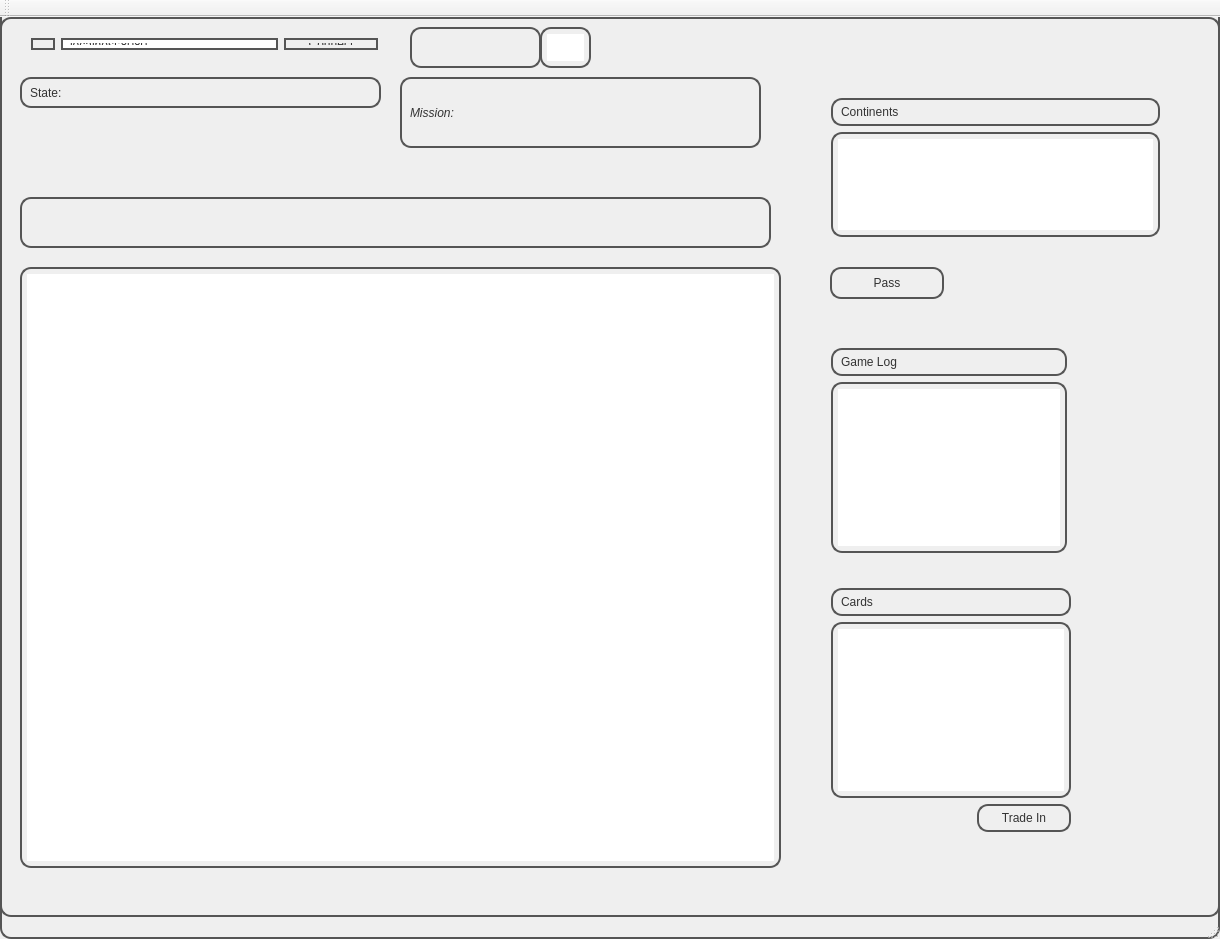
This is src/python/desktopGUI/DesktupClientGUI/mainwindow.ui in mkhasseb/ceng498pyrisk as Qt 5 draws it before an edit. The edited form follows.
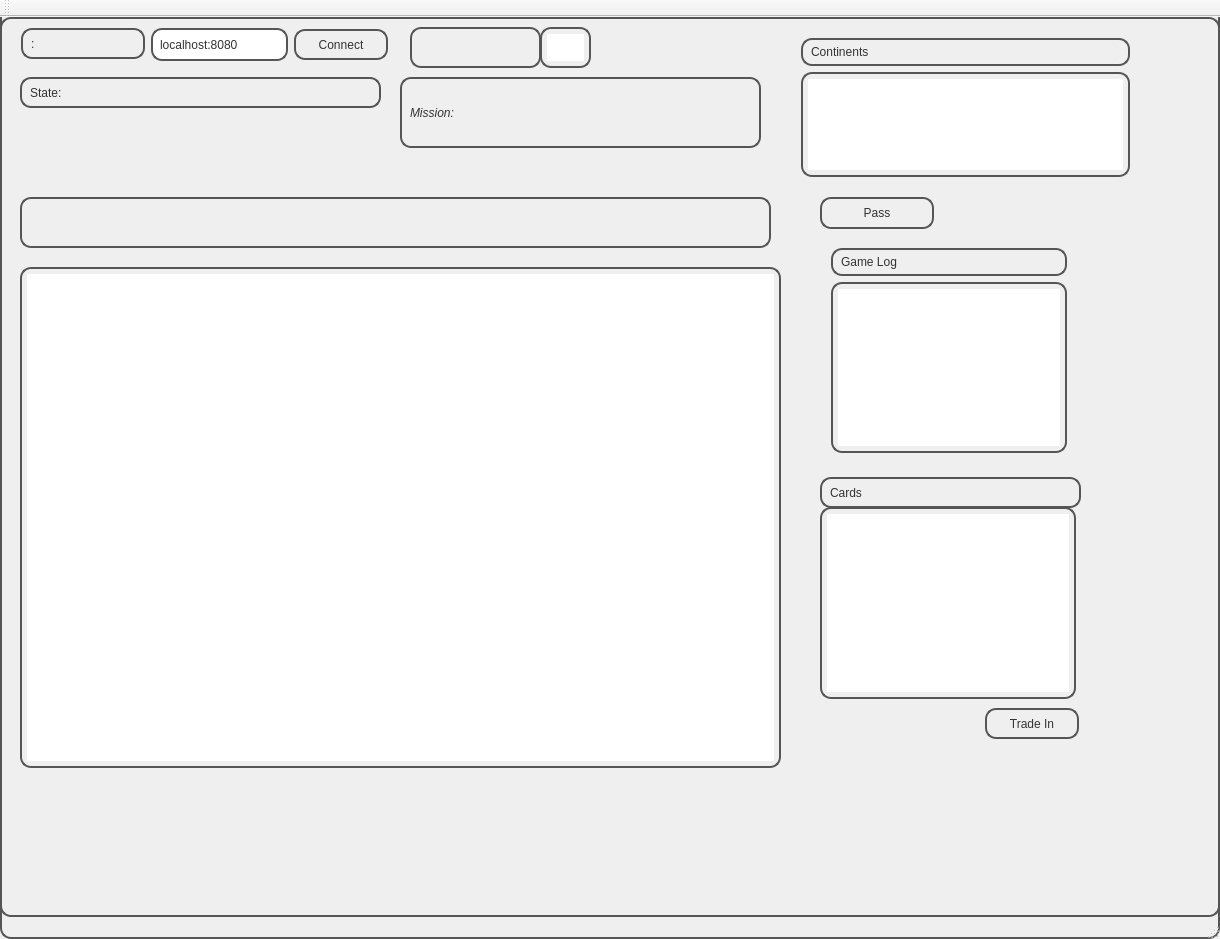
This is the edited form.

Patch:
```diff
--- a/src/python/desktopGUI/DesktupClientGUI/mainwindow.ui
+++ b/src/python/desktopGUI/DesktupClientGUI/mainwindow.ui
@@ -84,7 +84,7 @@
       <x>20</x>
       <y>250</y>
       <width>761</width>
-      <height>601</height>
+      <height>501</height>
      </rect>
     </property>
     <property name="styleSheet">
@@ -93,12 +93,12 @@
    </widget>
    <widget class="QPushButton" name="passButton">
     <property name="enabled">
-     <bool>true</bool>
+     <bool>false</bool>
     </property>
     <property name="geometry">
      <rect>
-      <x>830</x>
-      <y>250</y>
+      <x>820</x>
+      <y>180</y>
       <width>114</width>
       <height>32</height>
      </rect>
@@ -141,45 +141,6 @@
      <string>State:</string>
     </property>
    </widget>
-   <widget class="QWidget" name="layoutWidget">
-    <property name="geometry">
-     <rect>
-      <x>20</x>
-      <y>10</y>
-      <width>369</width>
-      <height>34</height>
-     </rect>
-    </property>
-    <layout class="QHBoxLayout" name="horizontalLayout">
-     <item>
-      <widget class="QLabel" name="label">
-       <property name="text">
-        <string>&lt;host&gt;:&lt;port&gt;</string>
-       </property>
-      </widget>
-     </item>
-     <item>
-      <widget class="QLineEdit" name="connectInput">
-       <property name="text">
-        <string>localhost:8080</string>
-       </property>
-      </widget>
-     </item>
-     <item>
-      <widget class="QPushButton" name="connectButton">
-       <property name="enabled">
-        <bool>true</bool>
-       </property>
-       <property name="styleSheet">
-        <string notr="true"/>
-       </property>
-       <property name="text">
-        <string>Connect</string>
-       </property>
-      </widget>
-     </item>
-    </layout>
-   </widget>
    <widget class="QLabel" name="playerLabel">
     <property name="geometry">
      <rect>
@@ -241,72 +202,11 @@
      <bool>true</bool>
     </property>
    </widget>
-   <widget class="QWidget" name="">
+   <widget class="QWidget" name="layoutWidget">
     <property name="geometry">
      <rect>
       <x>820</x>
-      <y>560</y>
-      <width>262</width>
-      <height>266</height>
-     </rect>
-    </property>
-    <layout class="QVBoxLayout" name="verticalLayout_4">
-     <item>
-      <layout class="QVBoxLayout" name="verticalLayout_3">
-       <item>
-        <layout class="QVBoxLayout" name="verticalLayout_2">
-         <item>
-          <widget class="QLabel" name="label_4">
-           <property name="text">
-            <string>Cards</string>
-           </property>
-          </widget>
-         </item>
-         <item>
-          <widget class="QListWidget" name="cardList">
-           <property name="selectionMode">
-            <enum>QAbstractItemView::MultiSelection</enum>
-           </property>
-          </widget>
-         </item>
-        </layout>
-       </item>
-      </layout>
-     </item>
-     <item>
-      <layout class="QHBoxLayout" name="horizontalLayout_2">
-       <item>
-        <spacer name="horizontalSpacer">
-         <property name="orientation">
-          <enum>Qt::Horizontal</enum>
-         </property>
-         <property name="sizeHint" stdset="0">
-          <size>
-           <width>108</width>
-           <height>20</height>
-          </size>
-         </property>
-        </spacer>
-       </item>
-       <item>
-        <widget class="QPushButton" name="tradeButton">
-         <property name="enabled">
-          <bool>false</bool>
-         </property>
-         <property name="text">
-          <string>Trade In</string>
-         </property>
-        </widget>
-       </item>
-      </layout>
-     </item>
-    </layout>
-   </widget>
-   <widget class="QWidget" name="">
-    <property name="geometry">
-     <rect>
-      <x>820</x>
-      <y>320</y>
+      <y>220</y>
       <width>258</width>
       <height>227</height>
      </rect>
@@ -324,11 +224,11 @@
      </item>
     </layout>
    </widget>
-   <widget class="QWidget" name="">
+   <widget class="QWidget" name="layoutWidget">
     <property name="geometry">
      <rect>
-      <x>820</x>
-      <y>70</y>
+      <x>790</x>
+      <y>10</y>
       <width>351</width>
       <height>161</height>
      </rect>
@@ -346,6 +246,102 @@
      </item>
     </layout>
    </widget>
+   <widget class="QLabel" name="label_4">
+    <property name="geometry">
+     <rect>
+      <x>820</x>
+      <y>460</y>
+      <width>261</width>
+      <height>31</height>
+     </rect>
+    </property>
+    <property name="text">
+     <string>Cards</string>
+    </property>
+   </widget>
+   <widget class="QListWidget" name="cardList">
+    <property name="enabled">
+     <bool>true</bool>
+    </property>
+    <property name="geometry">
+     <rect>
+      <x>820</x>
+      <y>490</y>
+      <width>256</width>
+      <height>192</height>
+     </rect>
+    </property>
+    <property name="minimumSize">
+     <size>
+      <width>256</width>
+      <height>192</height>
+     </size>
+    </property>
+    <property name="selectionMode">
+     <enum>QAbstractItemView::MultiSelection</enum>
+    </property>
+   </widget>
+   <widget class="QLabel" name="label">
+    <property name="geometry">
+     <rect>
+      <x>21</x>
+      <y>11</y>
+      <width>124</width>
+      <height>31</height>
+     </rect>
+    </property>
+    <property name="text">
+     <string>&lt;host&gt;:&lt;port&gt;</string>
+    </property>
+   </widget>
+   <widget class="QLineEdit" name="connectInput">
+    <property name="geometry">
+     <rect>
+      <x>151</x>
+      <y>11</y>
+      <width>137</width>
+      <height>33</height>
+     </rect>
+    </property>
+    <property name="text">
+     <string>localhost:8080</string>
+    </property>
+   </widget>
+   <widget class="QPushButton" name="connectButton">
+    <property name="enabled">
+     <bool>true</bool>
+    </property>
+    <property name="geometry">
+     <rect>
+      <x>294</x>
+      <y>12</y>
+      <width>94</width>
+      <height>31</height>
+     </rect>
+    </property>
+    <property name="styleSheet">
+     <string notr="true"/>
+    </property>
+    <property name="text">
+     <string>Connect</string>
+    </property>
+   </widget>
+   <widget class="QPushButton" name="tradeButton">
+    <property name="enabled">
+     <bool>false</bool>
+    </property>
+    <property name="geometry">
+     <rect>
+      <x>985</x>
+      <y>691</y>
+      <width>94</width>
+      <height>31</height>
+     </rect>
+    </property>
+    <property name="text">
+     <string>Trade In</string>
+    </property>
+   </widget>
   </widget>
   <widget class="QMenuBar" name="menuBar">
    <property name="geometry">
```
Left out of the diff: 2 changed lines with no effect on the pictures.
